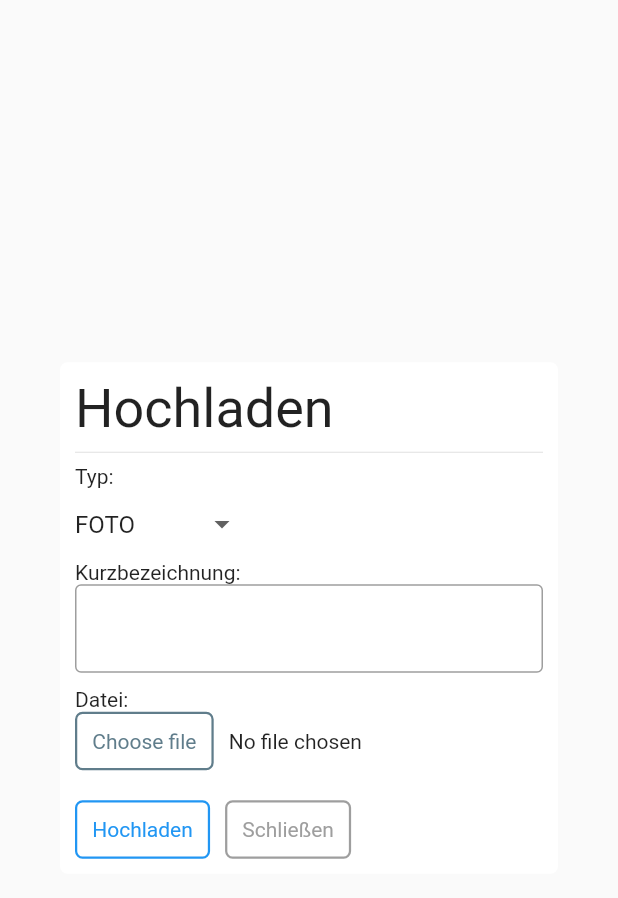
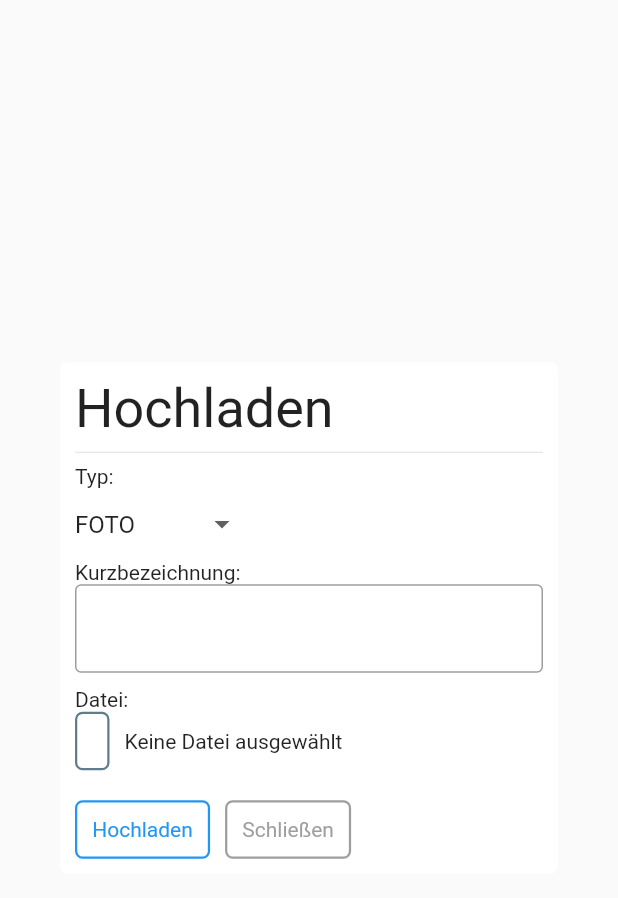
Before and after one commit to mhmmdlkts/foto-zweig, a Flutter app: the UploadDialog widget shown alone on an empty page, opened directly with empty values, on a phone screen of 412 x 824 dp. Shown: the top 898 px of the screen. Run offline on Flutter 3.47's test engine with Material 2 defaults, Android fonts, the light colour scheme and no system bars; our stand-ins replace dropdown_search, google_sign_in, shared_preferences; missing offline and left inert: autocomplete_textfield, firebase, image_picker_web_redux, mime_type; accounts and stored records are empty; network calls fail; statements that could not run were skipped.

Commit message:
minor changes

```diff
--- a/lib/dialogs/upload_dialog.dart
+++ b/lib/dialogs/upload_dialog.dart
@@ -66,7 +66,7 @@ class _UploadDialogState extends State<UploadDialog> {
             children: [
               RoundedButtonWidget(
                 color: Colors.blueGrey,
-                text: "Choose file",
+                text: "",
                 onPressed: () {
                   ImagePickerWeb.getImageInfo.then((value) {
                     setState((){
@@ -76,7 +76,7 @@ class _UploadDialogState extends State<UploadDialog> {
                 },
               ),
               Container(width: 10,),
-              Text (_mediaInfo==null?"No file chosen":_mediaInfo.fileName)
+              Text (_mediaInfo==null?"Keine Datei ausgewählt":_mediaInfo.fileName)
             ],
           ),
           Container(height: 20, width: 0,),
```
Also changed, not shown: pubspec.lock.
